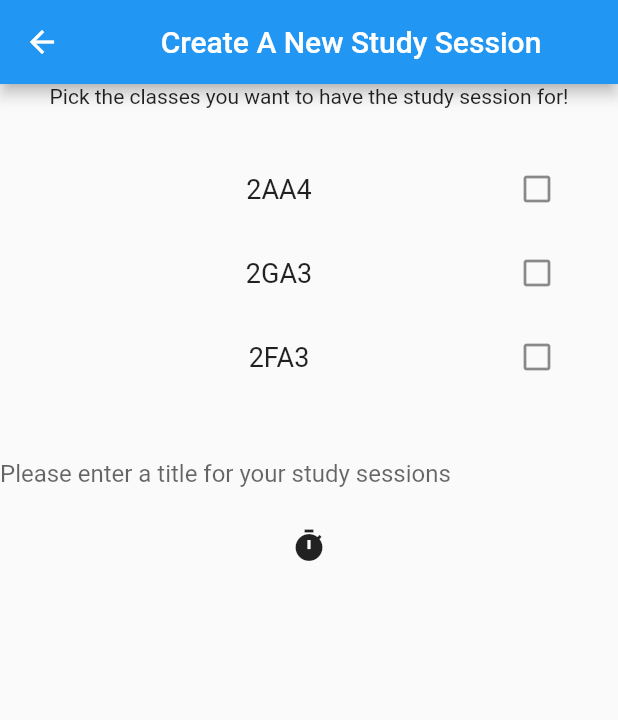
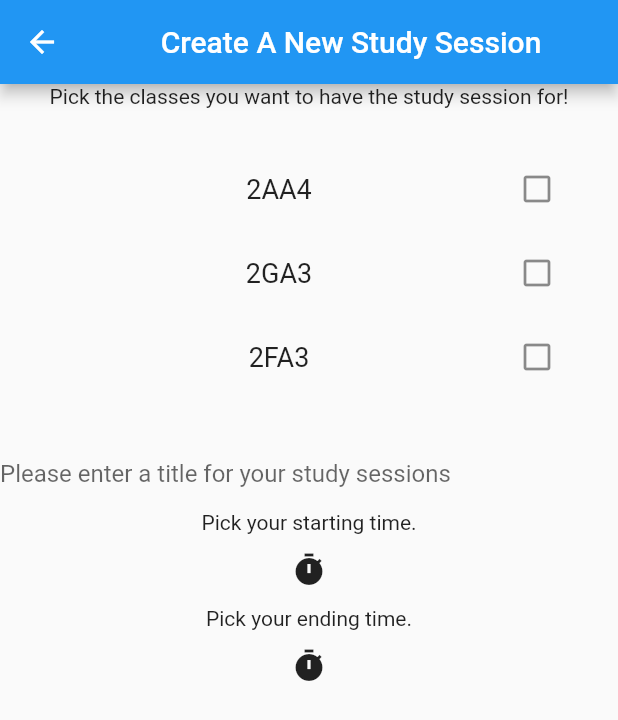
Before and after one commit to timothy-e/studyup, a Flutter app: the NewStudySession screen opened directly, after a tap on the "timer" icon, on a phone screen of 412 x 824 dp. Shown: the top 720 px of the screen. Run offline on Flutter 3.47's test engine with Material 2 defaults, Android fonts, the light colour scheme and no system bars; our stand-ins replace flutter_datetime_picker.

Commit message:
Added ending time

```diff
--- a/lib/new-study-session.dart
+++ b/lib/new-study-session.dart
@@ -31,6 +31,18 @@ class NewStudySessionState extends State<NewStudySession> {
                 hintText: 'Please enter a title for your study sessions'
               )
             ),
+            Text('Pick your starting time.'),
+            IconButton(icon: const Icon(Icons.timer),
+                onPressed: (){
+                  DatePicker.showDateTimePicker(context,
+                      showTitleActions: true,
+                      onChanged: (date) {
+                        print('change $date');
+                      }, onConfirm: (date) {
+                        print('confirm $date');
+                      }, currentTime: DateTime.now(), locale: LocaleType.en);
+                }),
+            Text('Pick your ending time.'),
             IconButton(icon: const Icon(Icons.timer),
                 onPressed: (){
                   DatePicker.showDateTimePicker(context,
```
